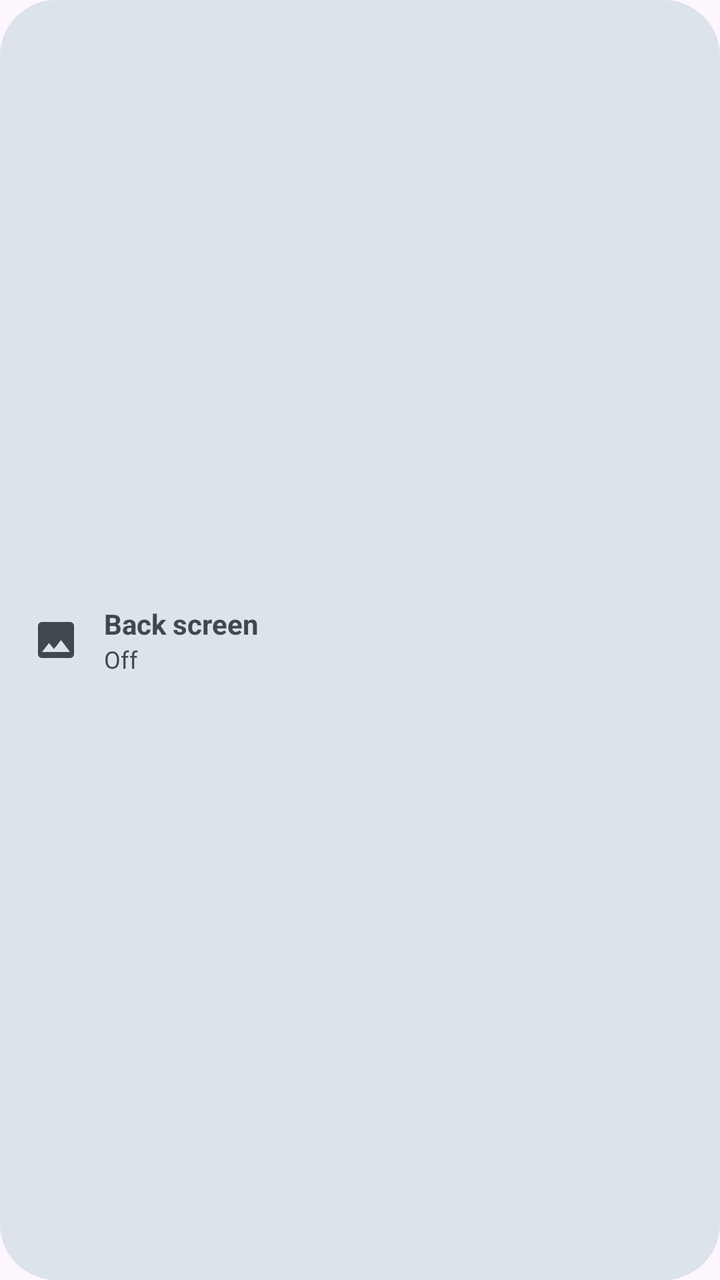
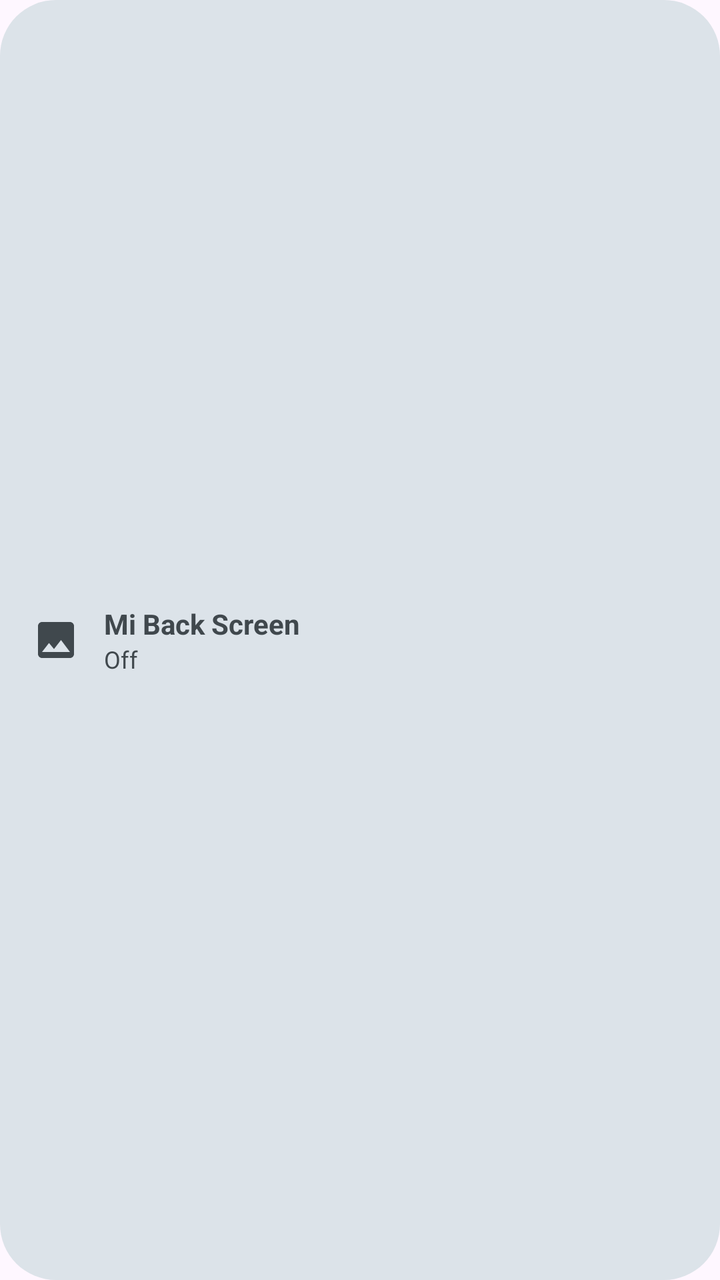

The first picture is an Android layout as it rendered before a commit; the second is the same layout after the commit. The layout source and the unified diff follow.
<!-- AndroidManifest.xml: application theme Theme.BackScreen -->
<!-- res/layout/widget_off.xml -->
<?xml version="1.0" encoding="utf-8"?>
<LinearLayout xmlns:android="http://schemas.android.com/apk/res/android"
    android:id="@android:id/background"
    android:layout_width="match_parent"
    android:layout_height="match_parent"
    android:background="@drawable/widget_bg_off"
    android:gravity="center_vertical"
    android:orientation="horizontal"
    android:paddingHorizontal="16dp">

    <ImageView
        android:layout_width="24dp"
        android:layout_height="24dp"
        android:importantForAccessibility="no"
        android:src="@drawable/ic_image"
        android:tint="@color/widget_off_fg" />

    <LinearLayout
        android:layout_width="wrap_content"
        android:layout_height="wrap_content"
        android:layout_marginStart="12dp"
        android:orientation="vertical">

        <TextView
            android:layout_width="wrap_content"
            android:layout_height="wrap_content"
            android:text="@string/title"
            android:textColor="@color/widget_off_fg"
            android:textSize="14sp"
            android:textStyle="bold" />

        <TextView
            android:layout_width="wrap_content"
            android:layout_height="wrap_content"
            android:text="@string/state_off"
            android:textColor="@color/widget_off_fg"
            android:textSize="12sp" />
    </LinearLayout>
</LinearLayout>
<!-- resources referenced by this layout -->
<resources>
  <color name="widget_off_fg">@android:color/system_neutral2_700</color>
  <!-- drawable ic_image (drawable) -->
  <vector xmlns:android="http://schemas.android.com/apk/res/android"
      android:width="24dp"
      android:height="24dp"
      android:tint="?android:attr/colorControlNormal"
      android:viewportWidth="24"
      android:viewportHeight="24">
      <path
          android:fillColor="@android:color/white"
          android:pathData="M21,19V5c0,-1.1 -0.9,-2 -2,-2H5c-1.1,0 -2,0.9 -2,2v14c0,1.1 0.9,2 2,2h14c1.1,0 2,-0.9 2,-2zM8.5,13.5l2.5,3.01L14.5,12l4.5,6H5l3.5,-4.5z" />
  </vector>
  <!-- drawable widget_bg_off (drawable) -->
  <shape xmlns:android="http://schemas.android.com/apk/res/android" android:shape="rectangle">
      <corners android:radius="@android:dimen/system_app_widget_background_radius" />
      <solid android:color="@color/widget_off_bg" />
  </shape>
  <string name="state_off">Off</string>
  <string name="title">Back screen</string>
  <style name="Theme.BackScreen" parent="Theme.Material3.DayNight.NoActionBar">
          <item name="android:statusBarColor">@android:color/transparent</item>
          <item name="android:navigationBarColor">@android:color/transparent</item>
      </style>
  <color name="widget_off_bg">@android:color/system_neutral2_100</color>
</resources>

<!-- the commit's change to res/layout/widget_off.xml (unified diff, before → after) -->
@@ -1,5 +1,6 @@
 <?xml version="1.0" encoding="utf-8"?>
 <LinearLayout xmlns:android="http://schemas.android.com/apk/res/android"
+    xmlns:tools="http://schemas.android.com/tools"
     android:id="@android:id/background"
     android:layout_width="match_parent"
     android:layout_height="match_parent"
@@ -13,7 +14,8 @@
         android:layout_height="24dp"
         android:importantForAccessibility="no"
         android:src="@drawable/ic_image"
-        android:tint="@color/widget_off_fg" />
+        android:tint="@color/widget_off_fg"
+        tools:ignore="UseAppTint" />
 
     <LinearLayout
         android:layout_width="wrap_content"
<!-- resource entries referenced after the edit -->
@@ -18,7 +18,7 @@
       <solid android:color="@color/widget_off_bg" />
   </shape>
   <string name="state_off">Off</string>
-  <string name="title">Back screen</string>
+  <string name="title">Mi Back Screen</string>
   <style name="Theme.BackScreen" parent="Theme.Material3.DayNight.NoActionBar">
           <item name="android:statusBarColor">@android:color/transparent</item>
           <item name="android:navigationBarColor">@android:color/transparent</item>
